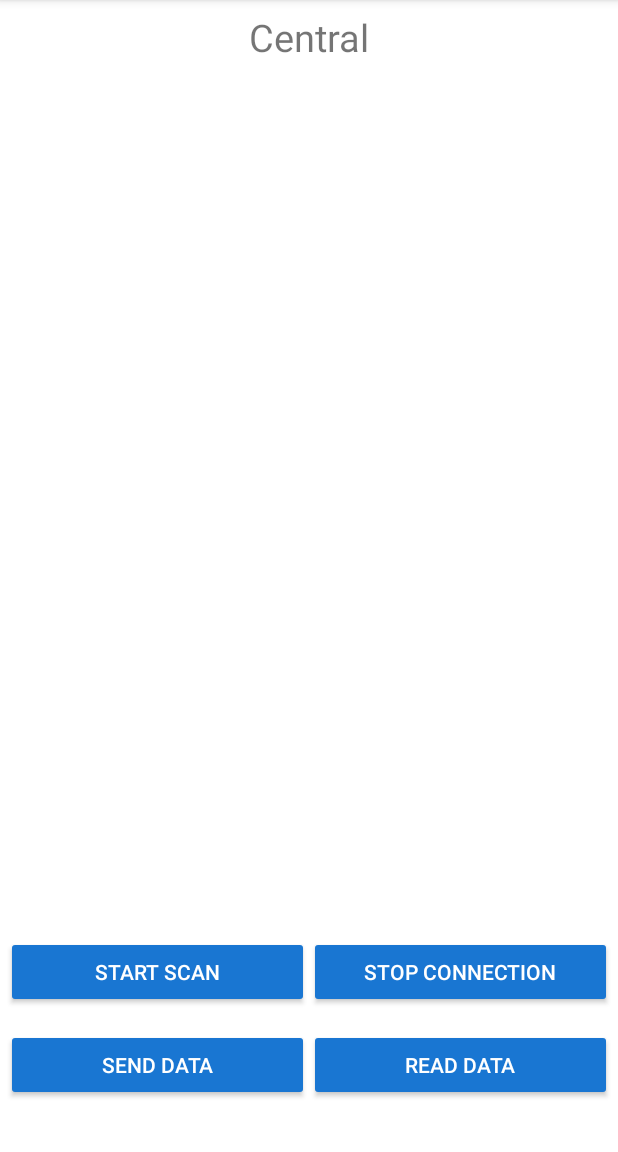
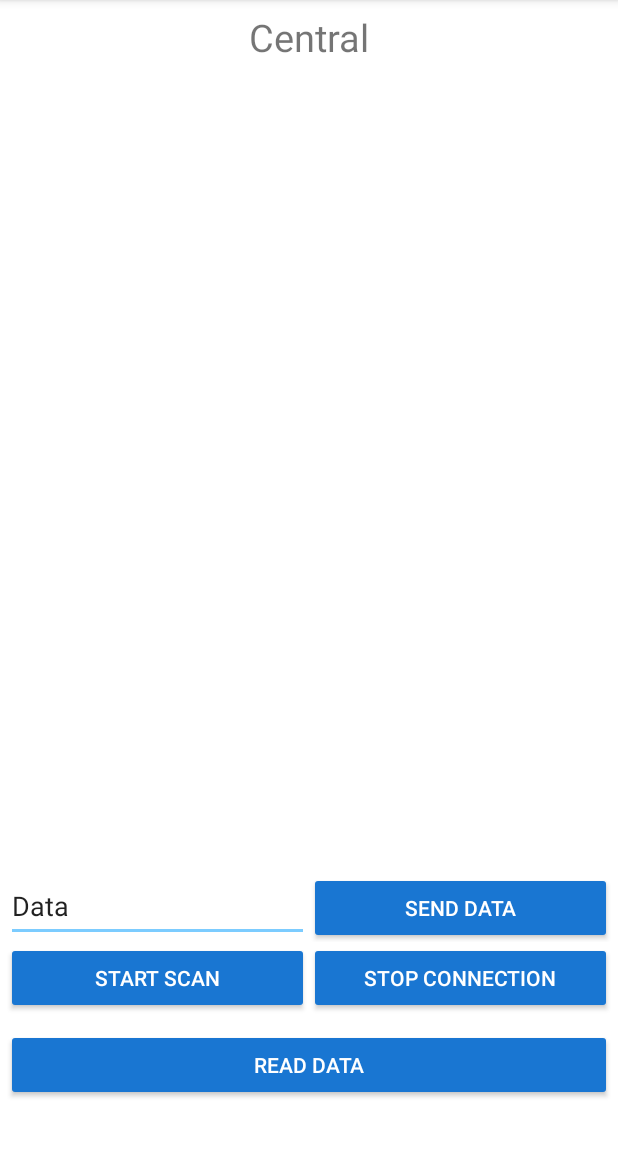
Before and after one commit to Haxrox/HaxRover, an Android app: the CentralActivity screen opened directly, with no data from a screen before it, on a phone screen of 412 x 824 dp, the part 84-1236 px from its top. Run offline under Robolectric (Android 15) with nearby library versions, the light colour scheme and no system bars; 1 statement that could not run was skipped.

Commit message:
added data text field

```diff
--- a/android/app/src/main/java/com/haxtech/haxrover/central/CentralActivity.java
+++ b/android/app/src/main/java/com/haxtech/haxrover/central/CentralActivity.java
@@ -11,8 +11,10 @@ import android.os.Bundle;
 import android.os.Handler;
 import android.os.Looper;
 import android.os.Message;
+import android.text.Editable;
 import android.view.View;
 import android.widget.Button;
+import android.widget.EditText;
 import android.widget.ScrollView;
 import android.widget.TextView;
 import android.widget.Toast;
@@ -37,6 +39,7 @@ public class CentralActivity extends AppCompatActivity {
     private Button btnStop;
     // button for send data
     private Button btnSend;
+    private EditText dataField;
 
     private Button btnRead;
 
@@ -108,6 +111,8 @@ public class CentralActivity extends AppCompatActivity {
 
         btnRead = findViewById(R.id.btnRead);
 
+        dataField = findViewById(R.id.dataField);
+
         btnScan.setOnClickListener(new View.OnClickListener() {
             @Override
             public void onClick(View view) {
@@ -127,12 +132,14 @@ public class CentralActivity extends AppCompatActivity {
             public void onClick(View view) {
                 Calendar calendar = Calendar.getInstance();
                 String todayTime = (calendar.get(Calendar.MONTH) + 1)
-                        + "월" + calendar.get(Calendar.DAY_OF_MONTH)
-                        + "일 " + calendar.get(Calendar.HOUR_OF_DAY)
+                        + calendar.get(Calendar.DAY_OF_MONTH)
+                        + calendar.get(Calendar.HOUR_OF_DAY)
                         + ":" + calendar.get(Calendar.MINUTE)
                         + ":" + calendar.get(Calendar.SECOND);
 
-                CentralManager.getInstance(CentralActivity.this).sendData(todayTime);
+                Editable data = dataField.getText();
+
+                CentralManager.getInstance(CentralActivity.this).sendData(data.length() > 0 ? data.toString() : todayTime);
             }
         });
 
--- a/android/app/src/main/res/layout/activity_central.xml
+++ b/android/app/src/main/res/layout/activity_central.xml
@@ -44,13 +44,35 @@
         android:layout_height="wrap_content"
         android:layout_alignParentBottom="true"
         android:layout_marginBottom="30dp"
-        android:orientation="vertical">
+        android:orientation="vertical"
+        android:padding="4dp">
 
         <LinearLayout
             android:layout_width="match_parent"
             android:layout_height="wrap_content"
-            android:orientation="horizontal"
-            android:paddingHorizontal="4dp">
+            android:orientation="horizontal">
+
+            <EditText
+                android:id="@+id/dataField"
+                android:layout_width="match_parent"
+                android:layout_height="wrap_content"
+                android:layout_weight="1"
+                android:minHeight="48dp"
+                android:text="Data" />
+
+            <Button
+                android:id="@+id/btnSend"
+                style="@style/Widget.AppCompat.Button.Colored"
+                android:layout_width="match_parent"
+                android:layout_height="wrap_content"
+                android:layout_weight="1"
+                android:text="Send Data" />
+        </LinearLayout>
+
+        <LinearLayout
+            android:layout_width="match_parent"
+            android:layout_height="wrap_content"
+            android:orientation="horizontal">
 
             <Button
                 android:id="@+id/btnScan"
@@ -74,16 +96,7 @@
             android:layout_width="match_parent"
             android:layout_height="wrap_content"
             android:layout_marginTop="10dp"
-            android:orientation="horizontal"
-            android:padding="4dp">
-
-            <Button
-                android:id="@+id/btnSend"
-                style="@style/Widget.AppCompat.Button.Colored"
-                android:layout_width="match_parent"
-                android:layout_height="wrap_content"
-                android:layout_weight="1"
-                android:text="Send Data" />
+            android:orientation="horizontal">
 
             <Button
                 android:id="@+id/btnRead"
```
